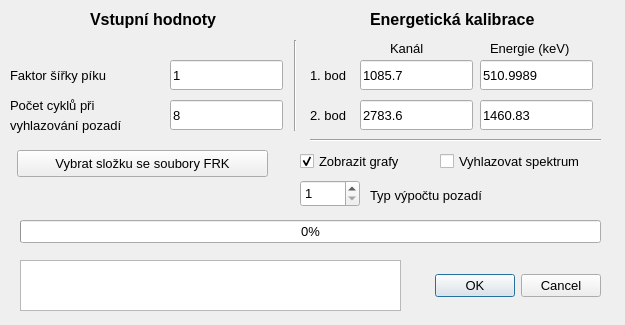
This is rozhrani.ui in DominikThomas/FortyFour as Qt 5 draws it before an edit. The edited form follows.
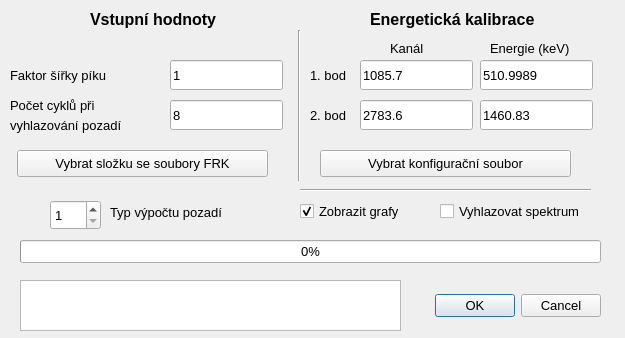
This is the edited form.

Diff of the .ui file:
```diff
--- a/rozhrani.ui
+++ b/rozhrani.ui
@@ -7,7 +7,7 @@
     <x>0</x>
     <y>0</y>
     <width>625</width>
-    <height>325</height>
+    <height>338</height>
    </rect>
   </property>
   <property name="windowTitle">
@@ -20,7 +20,7 @@
    <property name="geometry">
     <rect>
      <x>300</x>
-     <y>150</y>
+     <y>200</y>
      <width>131</width>
      <height>22</height>
     </rect>
@@ -282,10 +282,10 @@
   <widget class="Line" name="line">
    <property name="geometry">
     <rect>
-     <x>280</x>
-     <y>40</y>
-     <width>30</width>
-     <height>91</height>
+     <x>289</x>
+     <y>30</y>
+     <width>21</width>
+     <height>151</height>
     </rect>
    </property>
    <property name="orientation">
@@ -296,7 +296,7 @@
    <property name="geometry">
     <rect>
      <x>20</x>
-     <y>220</y>
+     <y>240</y>
      <width>581</width>
      <height>23</height>
     </rect>
@@ -332,7 +332,7 @@
    <property name="geometry">
     <rect>
      <x>440</x>
-     <y>150</y>
+     <y>200</y>
      <width>171</width>
      <height>22</height>
     </rect>
@@ -350,7 +350,7 @@
    <property name="geometry">
     <rect>
      <x>20</x>
-     <y>260</y>
+     <y>280</y>
      <width>381</width>
      <height>51</height>
     </rect>
@@ -365,7 +365,7 @@
    <property name="geometry">
     <rect>
      <x>420</x>
-     <y>270</y>
+     <y>290</y>
      <width>181</width>
      <height>32</height>
     </rect>
@@ -403,8 +403,8 @@
   <widget class="Line" name="line_2">
    <property name="geometry">
     <rect>
-     <x>310</x>
-     <y>130</y>
+     <x>300</x>
+     <y>180</y>
      <width>291</width>
      <height>20</height>
     </rect>
@@ -416,10 +416,10 @@
   <widget class="QSpinBox" name="spinBox">
    <property name="geometry">
     <rect>
-     <x>300</x>
-     <y>180</y>
-     <width>60</width>
-     <height>27</height>
+     <x>50</x>
+     <y>200</y>
+     <width>51</width>
+     <height>30</height>
     </rect>
    </property>
    <property name="font">
@@ -437,10 +437,10 @@
   <widget class="QLabel" name="label_10">
    <property name="geometry">
     <rect>
-     <x>370</x>
-     <y>180</y>
+     <x>110</x>
+     <y>190</y>
      <width>161</width>
-     <height>31</height>
+     <height>44</height>
     </rect>
    </property>
    <property name="font">
@@ -452,6 +452,24 @@
     <string>Typ výpočtu pozadí</string>
    </property>
   </widget>
+  <widget class="QPushButton" name="pushButton_2">
+   <property name="geometry">
+    <rect>
+     <x>320</x>
+     <y>150</y>
+     <width>251</width>
+     <height>27</height>
+    </rect>
+   </property>
+   <property name="font">
+    <font>
+     <pointsize>10</pointsize>
+    </font>
+   </property>
+   <property name="text">
+    <string>Vybrat konfigurační soubor</string>
+   </property>
+  </widget>
  </widget>
  <resources/>
  <connections/>
```
